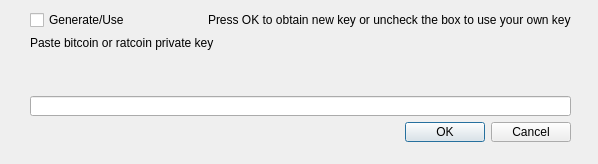
Qt form src/qt/forms/addAddressDialog.ui (salarii/dims) before a commit.
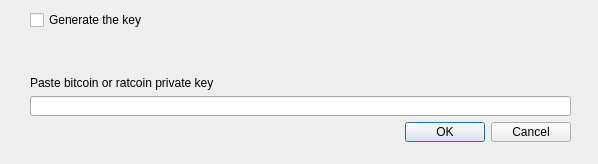
The same form after that commit.

```diff
--- a/src/qt/forms/addAddressDialog.ui
+++ b/src/qt/forms/addAddressDialog.ui
@@ -25,7 +25,7 @@
   <property name="windowTitle">
    <string>Address Dialog</string>
   </property>
-  <widget class="QWidget" name="">
+  <widget class="QWidget" name="layoutWidget">
    <property name="geometry">
     <rect>
      <x>30</x>
@@ -40,26 +40,12 @@
       <item>
        <widget class="QCheckBox" name="checkBox">
         <property name="text">
-         <string>Generate/Use</string>
-        </property>
-       </widget>
-      </item>
-      <item>
-       <widget class="QLabel" name="label">
-        <property name="text">
-         <string>Press OK to obtain new key or uncheck the box to use your own key</string>
+         <string>Generate the key</string>
         </property>
        </widget>
       </item>
      </layout>
     </item>
-    <item>
-     <widget class="QLabel" name="keyLabel1">
-      <property name="text">
-       <string>Paste bitcoin or ratcoin private key</string>
-      </property>
-     </widget>
-    </item>
     <item>
      <widget class="QLabel" name="warningLabel">
       <property name="textFormat">
@@ -86,6 +72,13 @@
       </property>
      </widget>
     </item>
+    <item>
+     <widget class="QLabel" name="keyLabel1">
+      <property name="text">
+       <string>Paste bitcoin or ratcoin private key</string>
+      </property>
+     </widget>
+    </item>
     <item>
      <widget class="QLineEdit" name="addressEdit">
       <property name="echoMode">
```
